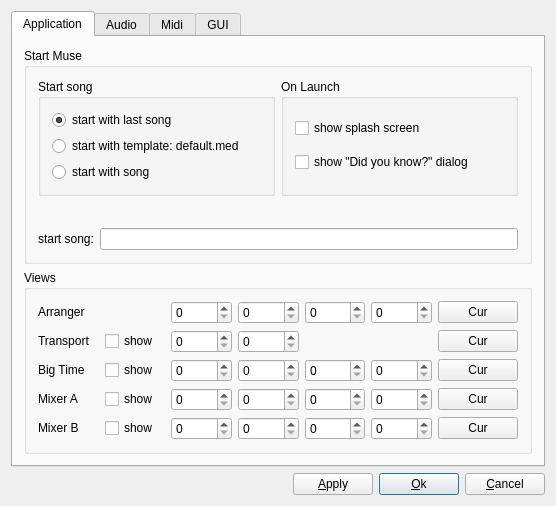
The window that muse2/muse/widgets/gensetbase.ui (emrum/muse) describes before a commit, drawn with Qt 5.
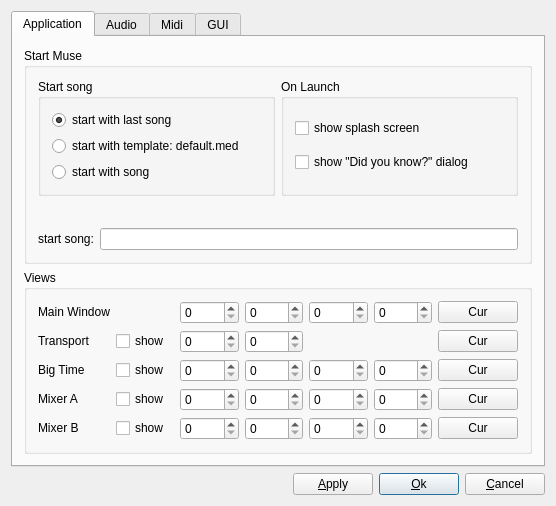
The same window after the commit. The open tabs and pages were chosen to show the change.

Commit message: fixed window and toolbar-icon glitches

Diff of the .ui file:
```diff
--- a/muse2/muse/widgets/gensetbase.ui
+++ b/muse2/muse/widgets/gensetbase.ui
@@ -227,7 +227,7 @@
              </sizepolicy>
             </property>
             <property name="text">
-             <string>Arranger</string>
+             <string>Main Window</string>
             </property>
             <property name="wordWrap">
              <bool>false</bool>
```
Left out of the diff: 12 changed lines with no effect on the pictures. The commit also changes 4 other files.
